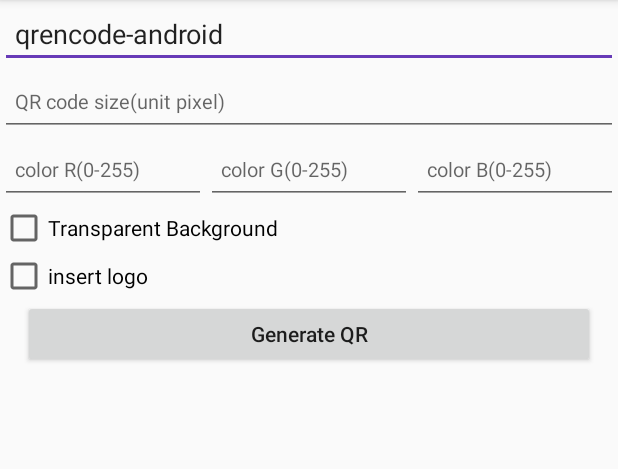
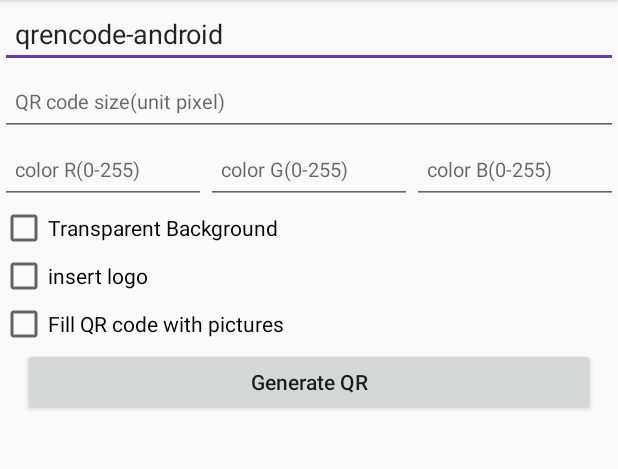
Before and after one commit to ben622/libqrencode-android, an Android app: the screen it shows after launch (MainActivity), on a phone screen of 412 x 824 dp, the part 84-553 px from its top. Run offline under Robolectric (Android 15) with nearby library versions, the phone set to English and light mode, and no system bars; 2 statements that could not run were skipped.

Commit message:
support Fill QR code with pictures.

```diff
--- a/app/src/main/java/com/ben/android/libqrencode_android/MainActivity.java
+++ b/app/src/main/java/com/ben/android/libqrencode_android/MainActivity.java
@@ -1,41 +1,66 @@
 package com.ben.android.libqrencode_android;
 
-import androidx.annotation.NonNull;
 import androidx.appcompat.app.AppCompatActivity;
 
-import android.Manifest;
 import android.animation.ObjectAnimator;
-import android.content.pm.PackageManager;
 import android.graphics.Bitmap;
 import android.graphics.BitmapFactory;
 import android.graphics.Color;
-import android.graphics.Matrix;
-import android.os.Build;
 import android.os.Bundle;
 import android.text.TextUtils;
 import android.view.View;
 import android.widget.CheckBox;
 import android.widget.CompoundButton;
 import android.widget.EditText;
+import android.widget.HorizontalScrollView;
 import android.widget.ImageView;
+import android.widget.LinearLayout;
+import android.widget.ScrollView;
 import android.widget.TextView;
 import android.widget.Toast;
 
 import com.ben.android.qrencode.library.QREncode;
-
-import java.io.File;
+import com.ben.android.qrencode.library.QREncodeUtilities;
 
 public class MainActivity extends AppCompatActivity {
-    private CheckBox transparentBox, insertLogoBox;
-    private ObjectAnimator animator;
+    private CheckBox transparentBox, insertLogoBox,useOverlayBox;
+    private ObjectAnimator transparentAnimator,overlayAnimator;
     private View backgroundView;
-
+    private LinearLayout overlayList;
+    private Bitmap selectOverlay;
+    private HorizontalScrollView overlayContainer;
+    private View.OnClickListener overlayClickListener = new View.OnClickListener() {
+        @Override
+        public void onClick(View v) {
+            String tag =  v.getTag().toString();
+            int id = getResources().getIdentifier("overlay_"+tag, "drawable", getPackageName());
+            selectOverlay = BitmapFactory.decodeResource(getResources(), id);
+            generate();
+        }
+    };
     @Override
     protected void onCreate(Bundle savedInstanceState) {
         super.onCreate(savedInstanceState);
         setContentView(R.layout.activity_main);
         backgroundView = findViewById(R.id.background);
         transparentBox = findViewById(R.id.id_transparent);
+        overlayContainer = findViewById(R.id.id_overlay_container);
+        useOverlayBox = findViewById(R.id.id_use_overlay);
+        useOverlayBox.setOnCheckedChangeListener(new CompoundButton.OnCheckedChangeListener() {
+            @Override
+            public void onCheckedChanged(CompoundButton buttonView, boolean isChecked) {
+                if (overlayAnimator != null) {
+                    overlayAnimator.cancel();
+                }
+                overlayContainer.setAlpha(isChecked ? 0f : 1.0f);
+                overlayContainer.setVisibility(isChecked ? View.VISIBLE : View.GONE);
+                overlayAnimator = ObjectAnimator.ofFloat(overlayContainer, "alpha", isChecked ? 0f : 1.0f, isChecked ? 1.0f : 0f);
+                overlayAnimator.setDuration(500);
+                overlayAnimator.start();
+
+            }
+        });
+
         insertLogoBox = findViewById(R.id.id_insert_logo);
         insertLogoBox.setOnCheckedChangeListener(new CompoundButton.OnCheckedChangeListener() {
             @Override
@@ -46,19 +71,26 @@ public class MainActivity extends AppCompatActivity {
         transparentBox.setOnCheckedChangeListener(new CompoundButton.OnCheckedChangeListener() {
             @Override
             public void onCheckedChanged(CompoundButton buttonView, boolean isChecked) {
-                if (animator != null) {
-                    animator.cancel();
+                if (transparentAnimator != null) {
+                    transparentAnimator.cancel();
                 }
                 backgroundView.setAlpha(isChecked ? 0f : 1.0f);
                 backgroundView.setVisibility(View.VISIBLE);
-                animator = ObjectAnimator.ofFloat(backgroundView, "alpha", isChecked ? 0f : 1.0f, isChecked ? 1.0f : 0f);
-                animator.setDuration(500);
-                animator.start();
+                transparentAnimator = ObjectAnimator.ofFloat(backgroundView, "alpha", isChecked ? 0f : 1.0f, isChecked ? 1.0f : 0f);
+                transparentAnimator.setDuration(500);
+                transparentAnimator.start();
 
                 generate();
             }
         });
+        initOverlay();
         generate();
+    }
+    public void initOverlay() {
+        overlayList = findViewById(R.id.id_overlay_list);
+        for (int i = 0; i < overlayList.getChildCount(); i++) {
+            overlayList.getChildAt(i).setOnClickListener(overlayClickListener);
+        }
     }
 
     public void generate(View view) {
@@ -80,14 +112,17 @@ public class MainActivity extends AppCompatActivity {
             bgcolor = Color.TRANSPARENT;
 
         }
-        //qr color.
-        int color = Color.argb(255, getColorVal(R.id.id_qr_color_r), getColorVal(R.id.id_qr_color_g), getColorVal(R.id.id_qr_color_B));
+
         Bitmap bitmap;
-        if (insertLogoBox.isChecked()) {
-            bitmap = QREncode.encode(qrsource, qrsize, bgcolor, color, getLogo(qrsize, 11));
-        } else {
-            bitmap = QREncode.encode(qrsource, qrsize, bgcolor,color);
+        if (useOverlayBox.isChecked()) {
+            bitmap = QREncode.encodeOverlay(qrsource, qrsize, bgcolor,
+                    QREncodeUtilities.createQROverlay(selectOverlay, qrsize),
+                    insertLogoBox.isChecked() ? getLogo(qrsize, 11) : null);
+        }else{
+            int color = Color.argb(255, getColorVal(R.id.id_qr_color_r), getColorVal(R.id.id_qr_color_g), getColorVal(R.id.id_qr_color_B));
+            bitmap = QREncode.encode(qrsource, qrsize, bgcolor, color, insertLogoBox.isChecked() ? getLogo(qrsize, 11) : null);
         }
+
         long end = System.currentTimeMillis();
         if (bitmap != null) {
             qrView.setImageBitmap(bitmap);
--- a/app/src/main/res/layout/activity_main.xml
+++ b/app/src/main/res/layout/activity_main.xml
@@ -90,6 +90,88 @@
             app:layout_constraintTop_toBottomOf="@+id/id_transparent"
             tools:ignore="MissingConstraints" />
 
+        <CheckBox
+            android:id="@+id/id_use_overlay"
+            android:layout_width="wrap_content"
+            android:layout_height="wrap_content"
+            android:text="Fill QR code with pictures"
+            app:layout_constraintTop_toBottomOf="@+id/id_insert_logo"
+            tools:ignore="MissingConstraints" />
+
+        <HorizontalScrollView
+            android:id="@+id/id_overlay_container"
+            android:layout_width="wrap_content"
+            android:visibility="gone"
+            android:clickable="true"
+            android:layout_height="wrap_content"
+            app:layout_constraintTop_toBottomOf="@+id/id_use_overlay"
+            tools:ignore="MissingConstraints">
+
+            <LinearLayout
+                android:id="@+id/id_overlay_list"
+                android:layout_width="wrap_content"
+                android:layout_height="80dp"
+                android:orientation="horizontal">
+
+                <ImageView
+                    android:tag="1"
+                    android:layout_width="80dp"
+                    android:layout_height="match_parent"
+                    android:layout_gravity="left"
+                    android:layout_marginLeft="5dp"
+                    android:layout_marginRight="5dp"
+                    android:src="@drawable/overlay_1" />
+
+                <ImageView
+                    android:tag="2"
+                    android:layout_width="80dp"
+                    android:layout_height="80dp"
+                    android:layout_gravity="left"
+                    android:layout_marginRight="5dp"
+                    android:src="@drawable/overlay_2" />
+
+                <ImageView
+                    android:tag="3"
+                    android:layout_width="80dp"
+                    android:layout_height="80dp"
+                    android:layout_gravity="left"
+                    android:layout_marginRight="5dp"
+                    android:src="@drawable/overlay_3" />
+
+                <ImageView
+                    android:tag="4"
+                    android:layout_width="80dp"
+                    android:layout_height="80dp"
+                    android:layout_gravity="left"
+                    android:layout_marginRight="5dp"
+                    android:src="@drawable/overlay_4" />
+
+                <ImageView
+                    android:tag="5"
+                    android:layout_width="80dp"
+                    android:layout_height="80dp"
+                    android:layout_gravity="left"
+                    android:layout_marginRight="5dp"
+                    android:src="@drawable/overlay_5" />
+
+                <ImageView
+                    android:tag="6"
+                    android:layout_width="80dp"
+                    android:layout_height="80dp"
+                    android:layout_gravity="left"
+                    android:layout_marginRight="5dp"
+                    android:src="@drawable/overlay_6" />
+
+                <ImageView
+                    android:tag="7"
+                    android:layout_width="80dp"
+                    android:layout_height="80dp"
+                    android:layout_gravity="left"
+                    android:layout_marginRight="5dp"
+                    android:src="@drawable/overlay_7" />
+            </LinearLayout>
+        </HorizontalScrollView>
+
         <Button
             android:id="@+id/generatQR"
             android:layout_width="match_parent"
@@ -100,16 +182,16 @@
             android:text="Generate QR"
             app:layout_constraintEnd_toEndOf="parent"
             app:layout_constraintStart_toStartOf="parent"
-            app:layout_constraintTop_toBottomOf="@+id/id_insert_logo" />
+            app:layout_constraintTop_toBottomOf="@+id/id_overlay_container" />
 
         <TextView
             android:id="@+id/id_generat_time"
             android:layout_width="match_parent"
             android:layout_height="wrap_content"
             android:layout_marginStart="15dp"
+            android:layout_marginTop="15dp"
             android:layout_marginEnd="15dp"
             android:textSize="12sp"
-            android:layout_marginTop="15dp"
             app:layout_constraintEnd_toEndOf="parent"
             app:layout_constraintStart_toStartOf="parent"
             app:layout_constraintTop_toBottomOf="@+id/generatQR" />
@@ -136,9 +218,9 @@
             android:layout_height="300dp"
             android:layout_marginTop="15dp"
             android:layout_marginBottom="15dp"
+            android:scaleType="centerInside"
             app:layout_constraintBottom_toBottomOf="parent"
             app:layout_constraintEnd_toEndOf="parent"
-            android:scaleType="centerInside"
             app:layout_constraintStart_toStartOf="parent"
             app:layout_constraintTop_toBottomOf="@+id/id_generat_time" />
     </androidx.constraintlayout.widget.ConstraintLayout>
--- a/library/src/main/java/com/ben/android/qrencode/library/QREncode.java
+++ b/library/src/main/java/com/ben/android/qrencode/library/QREncode.java
@@ -91,6 +91,7 @@ public class QREncode {
     }
 
     /**
+     * 创建一个带Logo的二维码
      * @param qrsource        二维码数据
      * @param prescaler       期望的二维码图片大小，最终的大小可能小于该值。
      * @param backgroundColor 二维码背景颜色，可以包含透明颜色通道
@@ -103,6 +104,29 @@ public class QREncode {
     }
 
     /**
+     * 使用图片填充二维码
+     * @param qrsource        二维码数据
+     * @param prescaler       期望的二维码图片大小，最终的大小可能小于该值。
+     * @param qroverlay       填充二维码的位图使用{@link QREncodeUtilities#createQROverlay(Bitmap, int)}创建
+     * @return 如果编码成功返回一个非空bitmap对象
+     */
+    public static Bitmap encodeOverlay(String qrsource, int prescaler,Bitmap qroverlay) {
+        return nativeQREncode(qrsource, prescaler, Color.WHITE, qroverlay, null);
+    }
+
+    /**
+     * 创建一个带Logo的二维码
+     * @param qrsource        二维码数据
+     * @param prescaler       期望的二维码图片大小，最终的大小可能小于该值。
+     * @param backgroundColor 二维码背景颜色，可以包含透明颜色通道
+     * @param qroverlay       填充二维码的位图使用{@link QREncodeUtilities#createQROverlay(Bitmap, int)}创建
+     * @param logo            在二维码中添加logo.
+     * @return 如果编码成功返回一个非空bitmap对象
+     */
+    public static Bitmap encodeOverlay(String qrsource, int prescaler,int backgroundColor,Bitmap qroverlay,Bitmap logo) {
+        return nativeQREncode(qrsource, prescaler, backgroundColor, qroverlay, logo);
+    }
+    /**
      * @param qrsource  二维码数据
      * @param prescaler 期望的二维码图片大小，最终的大小可能小于该值。
      * @param output    输出文件，以bmp结尾
@@ -111,7 +135,7 @@ public class QREncode {
      * @param b         二维码颜色通道B
      * @return 大于等于0 successful
      */
-    private native static int nativeQREncode(String qrsource, int prescaler, String output, @IntRange(from = 0, to = 255) int r, @IntRange(from = 0, to = 255) int g, @IntRange(from = 0, to = 255) int b);
+    public native static int nativeQREncode(String qrsource, int prescaler, String output, @IntRange(from = 0, to = 255) int r, @IntRange(from = 0, to = 255) int g, @IntRange(from = 0, to = 255) int b);
 
     /**
      * @param qrsource        二维码数据
@@ -120,6 +144,10 @@ public class QREncode {
      * @param color           二维码颜色，可以包含透明颜色通道
      * @return 如果编码成功返回一个非空bitmap对象
      */
-    private native static Bitmap nativeQREncode(String qrsource, int prescaler, int backgroundColor, int color, Bitmap logo);
+    public native static Bitmap nativeQREncode(String qrsource, int prescaler, int backgroundColor, int color, Bitmap logo);
+
+
+    public native static Bitmap nativeQREncode(String qrsource, int prescaler, int backgroundColor, Bitmap overlay, Bitmap logo);
+
 
 }
```
Also changed, not shown: library/src/main/java/com/ben/android/qrencode/library/QREncodeUtilities.java (added, +27 -0 lines), app/src/main/res/drawable/icon_taobao_1.png (deleted), library/src/main/res/drawable/overlay_1.png (added), library/src/main/res/drawable/overlay_2.png (added), library/src/main/res/drawable/overlay_3.png (added), library/src/main/res/drawable/overlay_4.png (added), library/src/main/res/drawable/overlay_5.png (added), library/src/main/res/drawable/overlay_6.png (added), library/src/main/res/drawable/overlay_7.png (added), 5 other files.
